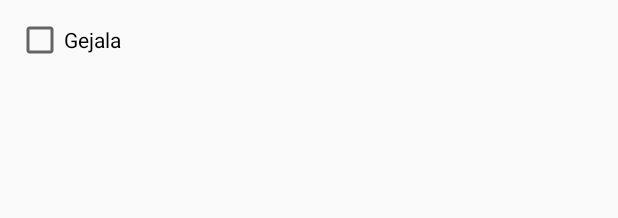
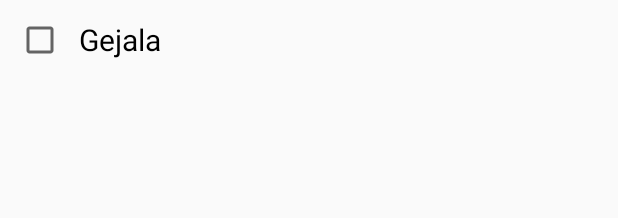
Before and after one commit to sarikrn/parentcare, an Android app: the layout gejala_list.xml on its own in the app's theme, with its tools: preview values and no code run, on a phone screen of 412 x 824 dp. Shown: the top 218 px of the screen. Run offline under Robolectric (Android 15) with nearby library versions, the phone set to English and light mode, and no system bars.

Commit message:
list gejala

```diff
--- a/app/src/main/java/com/informatika/parentcare/Consultation_2Activity.java
+++ b/app/src/main/java/com/informatika/parentcare/Consultation_2Activity.java
@@ -58,4 +58,6 @@ public class Consultation_2Activity extends AppCompatActivity {
         });
     }
 
+    private void konsultasi(){
+        }
 }
--- a/app/src/main/java/com/informatika/parentcare/adapter/GejalaAdapter.java
+++ b/app/src/main/java/com/informatika/parentcare/adapter/GejalaAdapter.java
@@ -70,7 +70,7 @@ public class GejalaAdapter  extends BaseAdapter {
         }
 
 
-        holder.checkBox.setText("Checkbox "+position);
+//        holder.checkBox.setText("Checkbox "+position);
         holder.tvGejala.setText(gejalaArrayList.get(position).getDesk());
 
         holder.checkBox.setChecked(gejalaArrayList.get(position).getSelected());
--- a/app/src/main/res/layout/gejala_list.xml
+++ b/app/src/main/res/layout/gejala_list.xml
@@ -14,13 +14,16 @@
         <CheckBox
             android:layout_width="wrap_content"
             android:layout_height="wrap_content"
-            android:id="@+id/checkbox"/>
+            android:id="@+id/checkbox"
+            android:textSize="20dp"/>
 
         <TextView
             android:id="@+id/gejala"
             android:layout_width="match_parent"
             android:layout_height="wrap_content"
+            android:layout_marginStart="10dp"
             android:text="Gejala"
+            android:textSize="20dp"
             android:textColor="@android:color/black"/>
     </LinearLayout>
 </LinearLayout>
```
Also changed, not shown: 1 other file.
